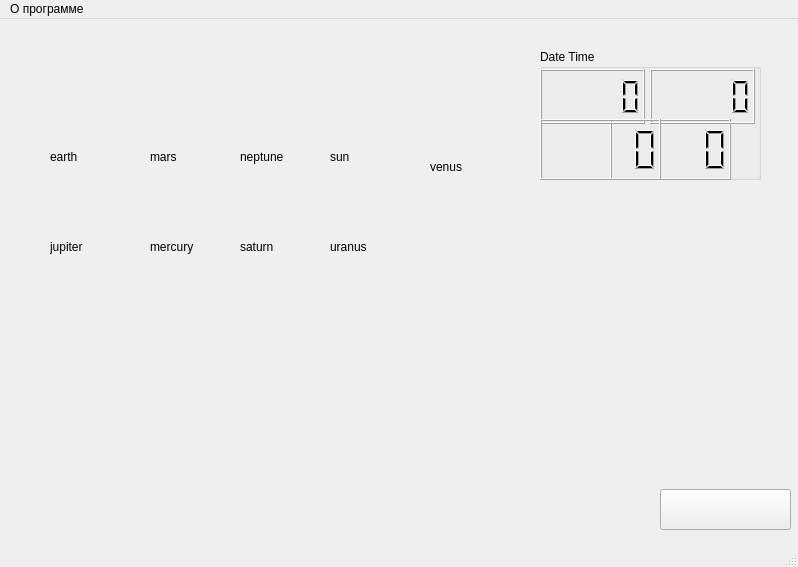
Qt form Syzygy/mainwindow.ui (maxpe3447/SyZyGy) before a commit.
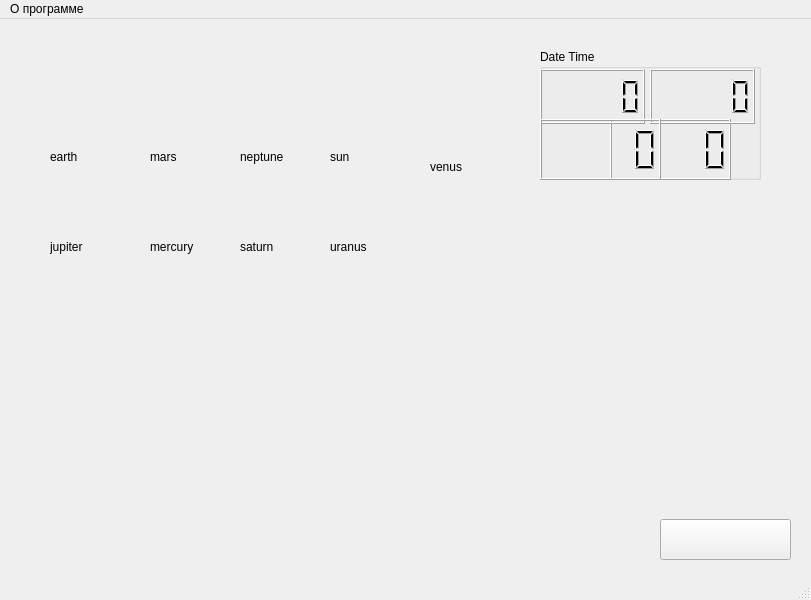
The same form after that commit. Icons and pictures are not drawn.

Diff of the .ui file:
```diff
--- a/Syzygy/mainwindow.ui
+++ b/Syzygy/mainwindow.ui
@@ -6,8 +6,8 @@
    <rect>
     <x>0</x>
     <y>0</y>
-    <width>798</width>
-    <height>567</height>
+    <width>811</width>
+    <height>600</height>
    </rect>
   </property>
   <property name="windowTitle">
@@ -141,7 +141,7 @@
     <property name="geometry">
      <rect>
       <x>660</x>
-      <y>470</y>
+      <y>500</y>
       <width>131</width>
       <height>41</height>
      </rect>
@@ -218,7 +218,7 @@
     <rect>
      <x>0</x>
      <y>0</y>
-     <width>798</width>
+     <width>811</width>
      <height>21</height>
     </rect>
    </property>
```
Left out of the diff: 89 changed lines with no effect on the pictures.
